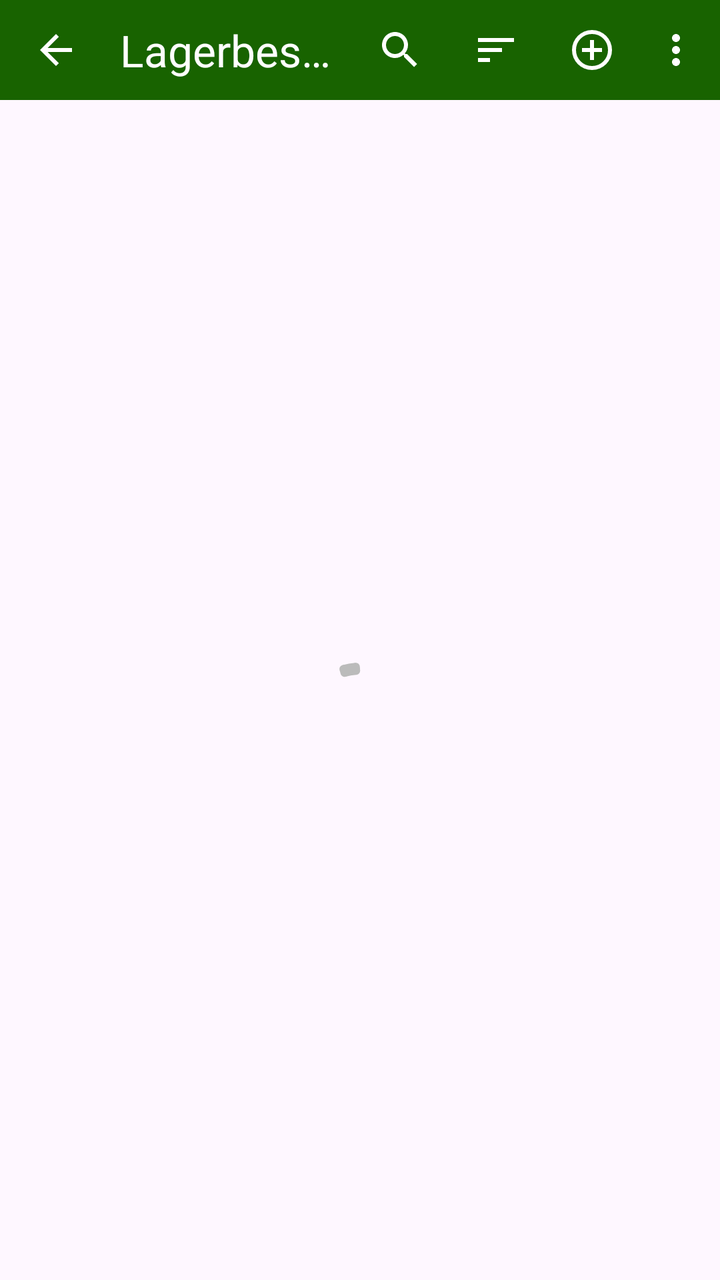
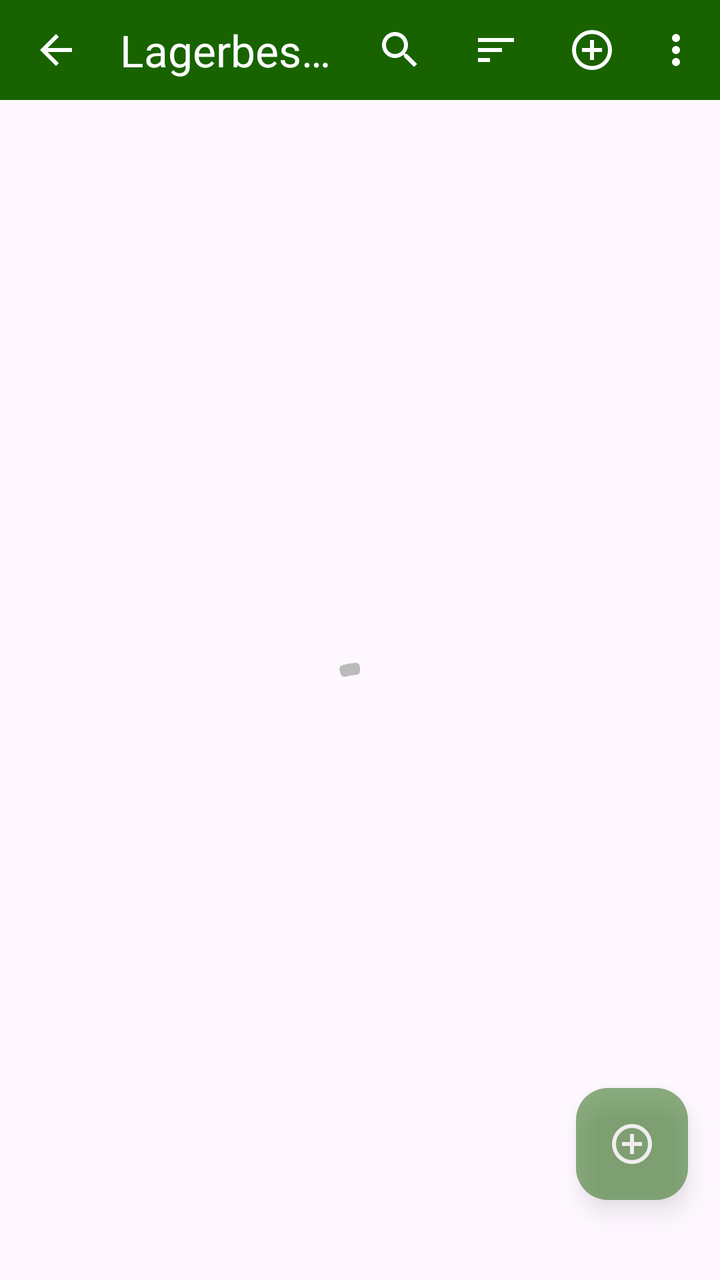

An Android layout rendered at two revisions. The XML below is the earlier revision; the diff shows what the commit changed to produce the second picture.
<!-- AndroidManifest.xml: application theme Theme.VorratsuebersichtNeu -->
<!-- res/layout/storage_item_list.xml -->
<?xml version="1.0" encoding="utf-8"?>
<LinearLayout xmlns:android="http://schemas.android.com/apk/res/android"
    xmlns:tools="http://schemas.android.com/tools"
    xmlns:app="http://schemas.android.com/apk/res-auto"
    android:id="@+id/StorageItemList_RootLayout"
    android:layout_width="match_parent"
    android:layout_height="match_parent"
    android:orientation="vertical"
    android:padding="0dp"
    android:fitsSystemWindows="true"
    tools:context=".StorageItemListActivity">

    <com.google.android.material.appbar.MaterialToolbar
        android:id="@+id/StorageItemList_AppBar"
        app:title="@string/StorageItem_Title"
        app:titleTextColor="@color/Application_ActionBar_TextColor"
        app:subtitleTextColor="@color/Application_ActionBar_TextColor2"
        android:layout_width="match_parent"
        android:layout_height="@dimen/app_bar_height"
        android:background="@color/Application_ActionBar_Background"
        app:navigationIconTint="@color/Application_ActionBar_TextColor"
        app:navigationIcon="@drawable/arrow_back_24px"
        app:iconTint="@color/Application_ActionBar_TextColor"
        app:menu="@menu/storage_item_list_menu"  />

    
    <LinearLayout
        android:id="@+id/StorageItemList_SelectStorageSection"
        android:orientation="horizontal"
        android:layout_width="fill_parent"
        android:layout_height="wrap_content"
        android:visibility="invisible" >
        <TextView
            android:id="@+id/StorageItemList_TextStorage"
            android:layout_width="wrap_content"
            android:layout_height="wrap_content"
            android:padding="5dp"
            android:textSize="20sp"
            android:text="@string/StorageItem_Storage" />
        <Spinner
            android:id="@+id/StorageItemList_Storages"
            android:layout_width="fill_parent"
            android:layout_height="wrap_content"
            android:padding="10dp" />

    </LinearLayout>

    <LinearLayout
        android:id="@+id/StorageItemList_LoadingIndicator"
        android:gravity="center"
        android:layout_width="match_parent"
        android:layout_height="match_parent">

        <com.google.android.material.progressindicator.CircularProgressIndicator
            android:layout_width="64dp"
            android:layout_height="64dp"
            android:indeterminate="true"
            app:indicatorSize="64dp"
            app:trackThickness="6dp"/>
    </LinearLayout>

    <androidx.swiperefreshlayout.widget.SwipeRefreshLayout
        android:id="@+id/StorageItemView_SwipeRefreshLayout"
        android:layout_width="match_parent"
        android:layout_height="0dp"
        android:layout_weight="1">

        
        <androidx.recyclerview.widget.RecyclerView
            android:id="@+id/StorageItemView"
            android:layout_width="match_parent"
            android:layout_height="0dp"
            android:visibility="visible"
            android:layout_weight="1" />

    </androidx.swiperefreshlayout.widget.SwipeRefreshLayout>

    
    <TextView
        android:id="@+id/StorageItemList_Footer"
        android:layout_width="match_parent"
        android:layout_height="wrap_content"
        android:textColor="@color/Footer_Color"
        android:background="@color/Footer_Background"
        android:textSize="15sp"
        android:padding="5dp" />

</LinearLayout>
<!-- resources referenced by this layout -->
<resources>
  <color name="Application_ActionBar_Background">#186300</color>
  <color name="Application_ActionBar_TextColor">#FFFFFF</color>
  <color name="Application_ActionBar_TextColor2">#BBBBBB</color>
  <color name="Footer_Background" type="color">#444444</color>
  <color name="Footer_Color" type="color">#BBBBBB</color>
  <dimen name="app_bar_height">50dp</dimen>
  <!-- drawable arrow_back_24px (drawable) -->
  <vector xmlns:android="http://schemas.android.com/apk/res/android"
      android:width="24dp"
      android:height="24dp"
      android:viewportWidth="960"
      android:viewportHeight="960"
      android:tint="?attr/colorControlNormal"
      android:autoMirrored="true">
    <path
        android:fillColor="@android:color/white"
        android:pathData="M313,520L537,744L480,800L160,480L480,160L537,216L313,440L800,440L800,520L313,520Z"/>
  </vector>
  <string name="StorageItem_Storage">Lager:</string>
  <string name="StorageItem_Title">Lagerbestand</string>
  <style name="Theme.VorratsuebersichtNeu" parent="Base.Theme.VorratsuebersichtNeu" />
  <style name="Base.Theme.VorratsuebersichtNeu" parent="Theme.Material3.DayNight.NoActionBar">
          
          
      </style>
</resources>

<!-- the commit's change to res/layout/storage_item_list.xml (unified diff, before → after) -->
@@ -1,88 +1,106 @@
 <?xml version="1.0" encoding="utf-8"?>
-<LinearLayout xmlns:android="http://schemas.android.com/apk/res/android"
+<androidx.coordinatorlayout.widget.CoordinatorLayout xmlns:android="http://schemas.android.com/apk/res/android"
     xmlns:tools="http://schemas.android.com/tools"
     xmlns:app="http://schemas.android.com/apk/res-auto"
     android:id="@+id/StorageItemList_RootLayout"
     android:layout_width="match_parent"
     android:layout_height="match_parent"
-    android:orientation="vertical"
-    android:padding="0dp"
     android:fitsSystemWindows="true"
     tools:context=".StorageItemListActivity">
 
-    <com.google.android.material.appbar.MaterialToolbar
-        android:id="@+id/StorageItemList_AppBar"
-        app:title="@string/StorageItem_Title"
-        app:titleTextColor="@color/Application_ActionBar_TextColor"
-        app:subtitleTextColor="@color/Application_ActionBar_TextColor2"
+    <LinearLayout
         android:layout_width="match_parent"
-        android:layout_height="@dimen/app_bar_height"
-        android:background="@color/Application_ActionBar_Background"
-        app:navigationIconTint="@color/Application_ActionBar_TextColor"
-        app:navigationIcon="@drawable/arrow_back_24px"
-        app:iconTint="@color/Application_ActionBar_TextColor"
-        app:menu="@menu/storage_item_list_menu"  />
+        android:layout_height="match_parent"
+        android:orientation="vertical">
 
-    
-    <LinearLayout
-        android:id="@+id/StorageItemList_SelectStorageSection"
-        android:orientation="horizontal"
-        android:layout_width="fill_parent"
-        android:layout_height="wrap_content"
-        android:visibility="invisible" >
-        <TextView
-            android:id="@+id/StorageItemList_TextStorage"
-            android:layout_width="wrap_content"
-            android:layout_height="wrap_content"
-            android:padding="5dp"
-            android:textSize="20sp"
-            android:text="@string/StorageItem_Storage" />
-        <Spinner
-            android:id="@+id/StorageItemList_Storages"
+        <com.google.android.material.appbar.MaterialToolbar
+            android:id="@+id/StorageItemList_AppBar"
+            app:title="@string/StorageItem_Title"
+            app:titleTextColor="@color/Application_ActionBar_TextColor"
+            app:subtitleTextColor="@color/Application_ActionBar_TextColor2"
+            android:layout_width="match_parent"
+            android:layout_height="@dimen/app_bar_height"
+            android:background="@color/Application_ActionBar_Background"
+            app:navigationIconTint="@color/Application_ActionBar_TextColor"
+            app:navigationIcon="@drawable/arrow_back_24px"
+            app:iconTint="@color/Application_ActionBar_TextColor"
+            app:menu="@menu/storage_item_list_menu"  />
+
+        
+        <LinearLayout
+            android:id="@+id/StorageItemList_SelectStorageSection"
+            android:orientation="horizontal"
             android:layout_width="fill_parent"
             android:layout_height="wrap_content"
-            android:padding="10dp" />
+            android:visibility="invisible" >
+            <TextView
+                android:id="@+id/StorageItemList_TextStorage"
+                android:layout_width="wrap_content"
+                android:layout_height="wrap_content"
+                android:padding="5dp"
+                android:textSize="20sp"
+                android:text="@string/StorageItem_Storage" />
+            <Spinner
+                android:id="@+id/StorageItemList_Storages"
+                android:layout_width="fill_parent"
+                android:layout_height="wrap_content"
+                android:padding="10dp" />
+
+        </LinearLayout>
+
+        <LinearLayout
+            android:id="@+id/StorageItemList_LoadingIndicator"
+            android:gravity="center"
+            android:layout_width="match_parent"
+            android:layout_height="match_parent">
+
+            <com.google.android.material.progressindicator.CircularProgressIndicator
+                android:layout_width="64dp"
+                android:layout_height="64dp"
+                android:indeterminate="true"
+                app:indicatorSize="64dp"
+                app:trackThickness="6dp"/>
+        </LinearLayout>
+
+        <androidx.swiperefreshlayout.widget.SwipeRefreshLayout
+            android:id="@+id/StorageItemView_SwipeRefreshLayout"
+            android:layout_width="match_parent"
+            android:layout_height="0dp"
+            android:layout_weight="1">
+
+            
+            <androidx.recyclerview.widget.RecyclerView
+                android:id="@+id/StorageItemView"
+                android:layout_width="match_parent"
+                android:layout_height="0dp"
+                android:visibility="visible"
+                android:layout_weight="1" />
+
+        </androidx.swiperefreshlayout.widget.SwipeRefreshLayout>
+
+        
+        <TextView
+            android:id="@+id/StorageItemList_Footer"
+            android:layout_width="match_parent"
+            android:layout_height="wrap_content"
+            android:textColor="@color/Footer_Color"
+            android:background="@color/Footer_Background"
+            android:textSize="15sp"
+            android:padding="5dp" />
 
     </LinearLayout>
 
-    <LinearLayout
-        android:id="@+id/StorageItemList_LoadingIndicator"
-        android:gravity="center"
-        android:layout_width="match_parent"
-        android:layout_height="match_parent">
+    <com.google.android.material.floatingactionbutton.FloatingActionButton
+        android:id="@+id/StorageItemList_FAB_Add"
+        android:layout_width="wrap_content"
+        android:layout_height="wrap_content"
+        android:layout_gravity="bottom|end"
+        android:layout_marginEnd="16dp"
+        android:layout_marginBottom="40dp"
+        android:alpha="0.5"
+        app:srcCompat="@drawable/add_circle_24px"
+        app:tint="@color/Application_ActionBar_TextColor"
+        app:backgroundTint="@color/Application_ActionBar_Background"
+        android:contentDescription="@string/StorageItemList_Menu_Add" />
 
-        <com.google.android.material.progressindicator.CircularProgressIndicator
-            android:layout_width="64dp"
-            android:layout_height="64dp"
-            android:indeterminate="true"
-            app:indicatorSize="64dp"
-            app:trackThickness="6dp"/>
-    </LinearLayout>
-
-    <androidx.swiperefreshlayout.widget.SwipeRefreshLayout
-        android:id="@+id/StorageItemView_SwipeRefreshLayout"
-        android:layout_width="match_parent"
-        android:layout_height="0dp"
-        android:layout_weight="1">
-
-        
-        <androidx.recyclerview.widget.RecyclerView
-            android:id="@+id/StorageItemView"
-            android:layout_width="match_parent"
-            android:layout_height="0dp"
-            android:visibility="visible"
-            android:layout_weight="1" />
-
-    </androidx.swiperefreshlayout.widget.SwipeRefreshLayout>
-
-    
-    <TextView
-        android:id="@+id/StorageItemList_Footer"
-        android:layout_width="match_parent"
-        android:layout_height="wrap_content"
-        android:textColor="@color/Footer_Color"
-        android:background="@color/Footer_Background"
-        android:textSize="15sp"
-        android:padding="5dp" />
-
-</LinearLayout>
+</androidx.coordinatorlayout.widget.CoordinatorLayout>
<!-- resource entries referenced after the edit -->
@@ -6,6 +6,17 @@
   <color name="Footer_Background" type="color">#444444</color>
   <color name="Footer_Color" type="color">#BBBBBB</color>
   <dimen name="app_bar_height">50dp</dimen>
+  <!-- drawable add_circle_24px (drawable) -->
+  <vector xmlns:android="http://schemas.android.com/apk/res/android"
+      android:width="24dp"
+      android:height="24dp"
+      android:viewportWidth="960"
+      android:viewportHeight="960"
+      android:tint="?attr/colorControlNormal">
+    <path
+        android:fillColor="@android:color/white"
+        android:pathData="M440,680L520,680L520,520L680,520L680,440L520,440L520,280L440,280L440,440L280,440L280,520L440,520L440,680ZM480,880Q397,880 324,848.5Q251,817 197,763Q143,709 111.5,636Q80,563 80,480Q80,397 111.5,324Q143,251 197,197Q251,143 324,111.5Q397,80 480,80Q563,80 636,111.5Q709,143 763,197Q817,251 848.5,324Q880,397 880,480Q880,563 848.5,636Q817,709 763,763Q709,817 636,848.5Q563,880 480,880ZM480,800Q614,800 707,707Q800,614 800,480Q800,346 707,253Q614,160 480,160Q346,160 253,253Q160,346 160,480Q160,614 253,707Q346,800 480,800ZM480,480Q480,480 480,480Q480,480 480,480Q480,480 480,480Q480,480 480,480Q480,480 480,480Q480,480 480,480Q480,480 480,480Q480,480 480,480Z"/>
+  </vector>
   <!-- drawable arrow_back_24px (drawable) -->
   <vector xmlns:android="http://schemas.android.com/apk/res/android"
       android:width="24dp"
@@ -18,6 +29,7 @@
         android:fillColor="@android:color/white"
         android:pathData="M313,520L537,744L480,800L160,480L480,160L537,216L313,440L800,440L800,520L313,520Z"/>
   </vector>
+  <string name="StorageItemList_Menu_Add">Artikel hinzufügen</string>
   <string name="StorageItem_Storage">Lager:</string>
   <string name="StorageItem_Title">Lagerbestand</string>
   <style name="Theme.VorratsuebersichtNeu" parent="Base.Theme.VorratsuebersichtNeu" />
